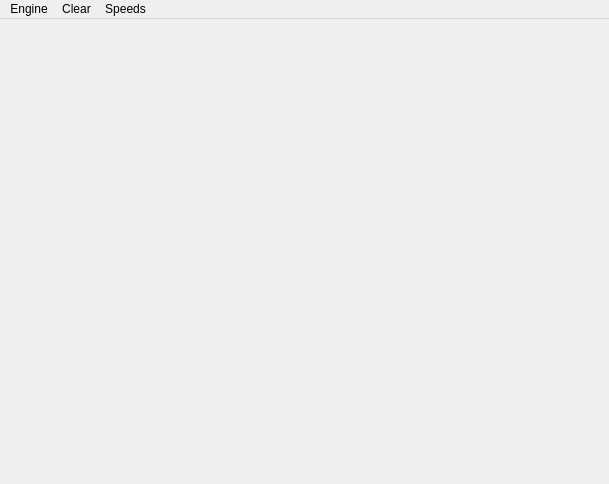
Above: mqt/MqtDataModes/dmmainwindow.ui from Rsclub22/Minos2-Mirror before the change. Below: the same form after it.
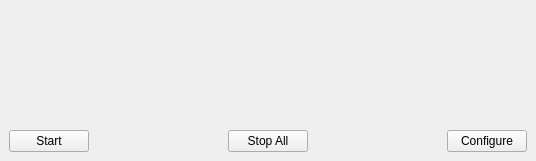
That is the form after the change.

Commit message: Refactor so that all engines are run from a single app

Diff of the .ui file:
```diff
--- a/mqt/MqtDataModes/dmmainwindow.ui
+++ b/mqt/MqtDataModes/dmmainwindow.ui
@@ -6,48 +6,90 @@
    <rect>
     <x>0</x>
     <y>0</y>
-    <width>609</width>
-    <height>484</height>
+    <width>536</width>
+    <height>161</height>
    </rect>
   </property>
   <property name="windowTitle">
    <string/>
   </property>
   <widget class="QWidget" name="centralwidget">
-   <layout class="QVBoxLayout" name="verticalLayout_3"/>
+   <layout class="QVBoxLayout" name="verticalLayout">
+    <item>
+     <spacer name="verticalSpacer">
+      <property name="orientation">
+       <enum>Qt::Vertical</enum>
+      </property>
+      <property name="sizeHint" stdset="0">
+       <size>
+        <width>20</width>
+        <height>40</height>
+       </size>
+      </property>
+     </spacer>
+    </item>
+    <item>
+     <layout class="QHBoxLayout" name="horizontalLayout">
+      <item>
+       <widget class="QPushButton" name="startButton">
+        <property name="text">
+         <string>Start</string>
+        </property>
+       </widget>
+      </item>
+      <item>
+       <spacer name="horizontalSpacer_2">
+        <property name="orientation">
+         <enum>Qt::Horizontal</enum>
+        </property>
+        <property name="sizeHint" stdset="0">
+         <size>
+          <width>40</width>
+          <height>20</height>
+         </size>
+        </property>
+       </spacer>
+      </item>
+      <item>
+       <widget class="QPushButton" name="stopButton">
+        <property name="text">
+         <string>Stop All</string>
+        </property>
+       </widget>
+      </item>
+      <item>
+       <spacer name="horizontalSpacer">
+        <property name="orientation">
+         <enum>Qt::Horizontal</enum>
+        </property>
+        <property name="sizeHint" stdset="0">
+         <size>
+          <width>40</width>
+          <height>20</height>
+         </size>
+        </property>
+       </spacer>
+      </item>
+      <item>
+       <widget class="QPushButton" name="configureButton">
+        <property name="text">
+         <string>Configure</string>
+        </property>
+       </widget>
+      </item>
+     </layout>
+    </item>
+   </layout>
   </widget>
   <widget class="QMenuBar" name="menubar">
    <property name="geometry">
     <rect>
      <x>0</x>
      <y>0</y>
-     <width>609</width>
+     <width>536</width>
      <height>24</height>
     </rect>
    </property>
-   <widget class="QMenu" name="menuEngine">
-    <property name="title">
-     <string>Engine</string>
-    </property>
-   </widget>
-   <widget class="QMenu" name="menuClear">
-    <property name="title">
-     <string>Clear</string>
-    </property>
-   </widget>
-   <widget class="QMenu" name="menuSpeeds">
-    <property name="title">
-     <string>Speeds</string>
-    </property>
-    <addaction name="actionBPSK31"/>
-    <addaction name="actionBPSK63"/>
-    <addaction name="separator"/>
-    <addaction name="actionRTTY45"/>
-    <addaction name="actionRTTY75"/>
-   </widget>
-   <addaction name="menuEngine"/>
-   <addaction name="menuClear"/>
-   <addaction name="menuSpeeds"/>
   </widget>
   <action name="actionBPSK31">
    <property name="checkable">
```
Left out of the diff: 34 changed lines with no effect on the pictures. The commit also changes 21 other files.
